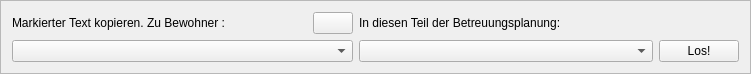
Above: ebp_client/texttransferagent.ui from Robotregent/EBP before the change. Below: the same form after it.
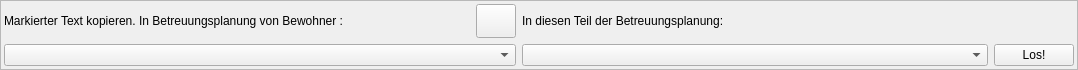
That is the form after the change. Icons and pictures are not drawn.

Patch:
```diff
--- a/ebp_client/texttransferagent.ui
+++ b/ebp_client/texttransferagent.ui
@@ -6,7 +6,7 @@
    <rect>
     <x>0</x>
     <y>0</y>
-    <width>751</width>
+    <width>1078</width>
     <height>70</height>
    </rect>
   </property>
@@ -32,10 +32,13 @@
    <enum>QFrame::Raised</enum>
   </property>
   <layout class="QGridLayout" name="gridLayout" columnstretch="0,1,0,1,0">
+   <property name="margin">
+    <number>3</number>
+   </property>
    <item row="0" column="1">
     <widget class="QLabel" name="label">
      <property name="text">
-      <string>Markierter Text kopieren. Zu Bewohner :</string>
+      <string>Markierter Text kopieren. In Betreuungsplanung von Bewohner :</string>
      </property>
     </widget>
    </item>
```
